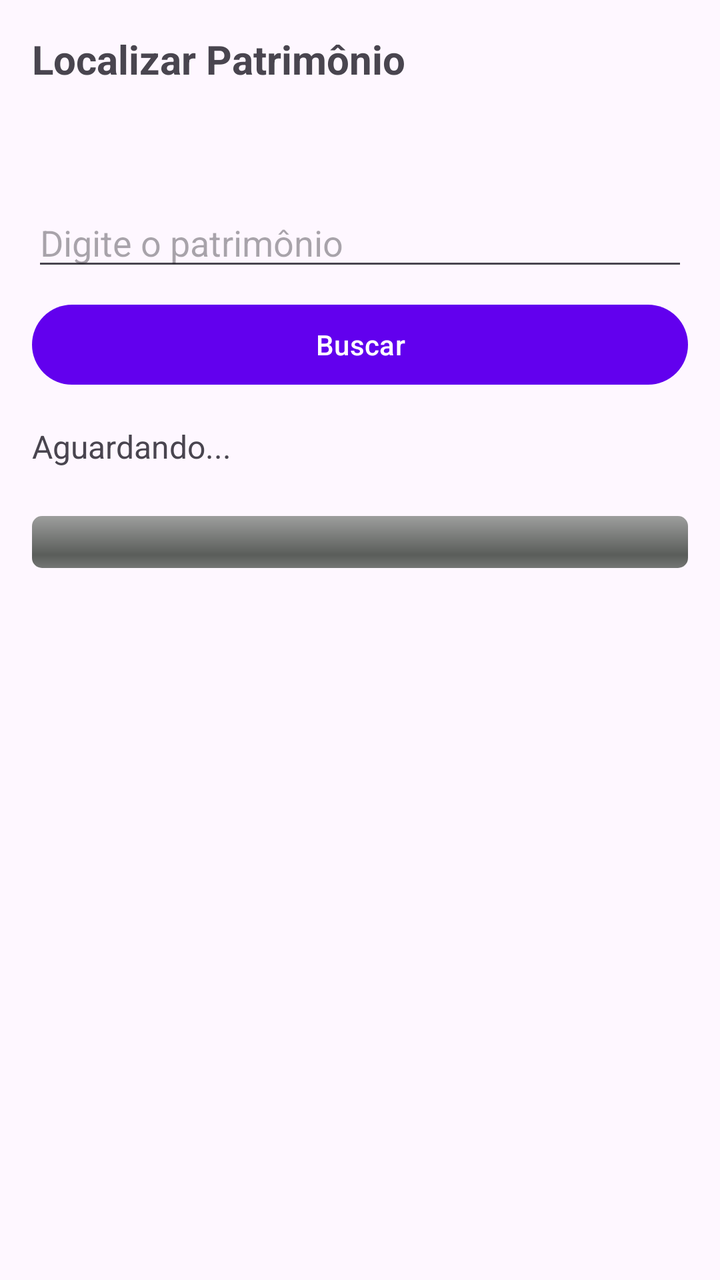
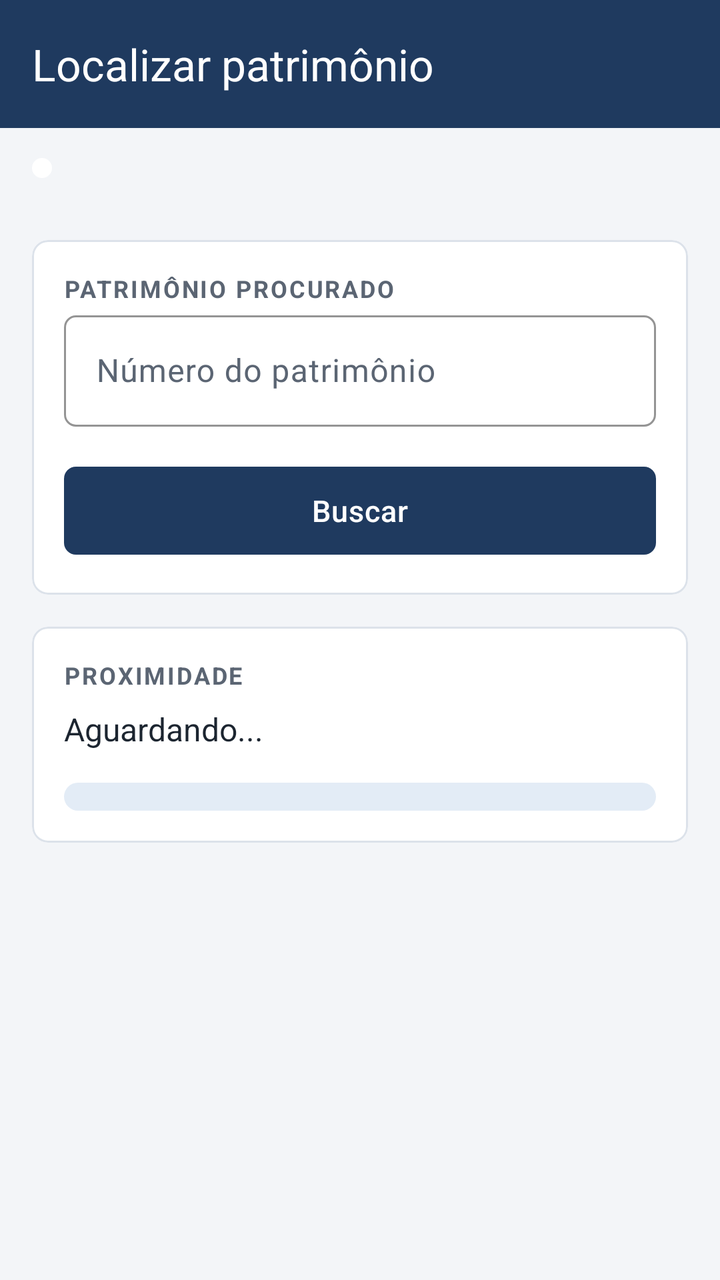

Before-and-after screenshots of an Android layout around one commit, followed by the original layout XML and the change that was made.
<!-- AndroidManifest.xml: application theme Theme.RFIDAndroid -->
<!-- res/layout/activity_localizar.xml -->
<LinearLayout xmlns:android="http://schemas.android.com/apk/res/android"
    android:orientation="vertical"
    android:padding="16dp"
    android:layout_width="match_parent"
    android:layout_height="match_parent">

    <TextView
        android:text="Localizar Patrimônio"
        android:textSize="20sp"
        android:textStyle="bold"
        android:layout_width="wrap_content"
        android:layout_height="wrap_content"/>

    <include
        layout="@layout/include_estado_leitor"
        android:layout_marginTop="8dp"
        android:layout_width="match_parent"
        android:layout_height="wrap_content"/>

    <EditText
        android:id="@+id/edtPatrimonio"
        android:hint="Digite o patrimônio"
        android:layout_width="match_parent"
        android:layout_height="wrap_content"
        android:layout_marginTop="12dp"/>

    <Button
        android:id="@+id/btnBuscar"
        android:text="Buscar"
        android:layout_width="match_parent"
        android:layout_height="wrap_content"
        android:layout_marginTop="8dp"/>

    <TextView
        android:id="@+id/txtStatus"
        android:text="Aguardando..."
        android:textSize="16sp"
        android:layout_marginTop="16dp"
        android:layout_width="wrap_content"
        android:layout_height="wrap_content"/>

    <ProgressBar
        android:id="@+id/progressDistancia"
        style="@android:style/Widget.ProgressBar.Horizontal"
        android:max="100"
        android:progress="0"
        android:layout_marginTop="24dp"
        android:layout_width="match_parent"
        android:layout_height="26dp"/>


</LinearLayout>
<!-- res/layout/include_estado_leitor.xml (included above) -->
<?xml version="1.0" encoding="utf-8"?>
<LinearLayout xmlns:android="http://schemas.android.com/apk/res/android"
    android:id="@+id/painelEstadoLeitor"
    android:orientation="horizontal"
    android:gravity="center_vertical"
    android:paddingStart="8dp"
    android:paddingEnd="8dp"
    android:minHeight="36dp"
    android:layout_width="match_parent"
    android:layout_height="wrap_content">

    <TextView
        android:id="@+id/txtEstadoLeitor"
        android:textStyle="bold"
        android:layout_width="0dp"
        android:layout_weight="1"
        android:layout_height="wrap_content"/>

    <Button
        android:id="@+id/btnReconectarLeitor"
        style="@style/Widget.Material3.Button.TextButton"
        android:text="Reconectar"
        android:visibility="gone"
        android:layout_width="wrap_content"
        android:layout_height="wrap_content"/>
</LinearLayout>
<!-- resources referenced by this layout -->
<resources>
  <style name="Theme.RFIDAndroid" parent="Theme.Material3.DayNight.NoActionBar">
  
      
          <item name="colorPrimary">@color/purple_500</item>
          <item name="colorPrimaryVariant">@color/purple_700</item>
          <item name="colorOnPrimary">@color/white</item>
          
          <item name="colorSecondary">@color/teal_200</item>
          <item name="colorSecondaryVariant">@color/teal_700</item>
          <item name="colorOnSecondary">@color/black</item>
          
          <item name="android:statusBarColor">?attr/colorPrimaryVariant</item>
          
      </style>
  <color name="purple_500">#FF6200EE</color>
  <color name="purple_700">#FF3700B3</color>
  <color name="teal_200">#FF03DAC5</color>
  <color name="teal_700">#FF018786</color>
  <color name="black">#FF000000</color>
  <!-- unchanged entries left out for length: 1 -->
</resources>

<!-- the commit's change to res/layout/activity_localizar.xml (unified diff, before → after) -->
@@ -1,54 +1,101 @@
 <LinearLayout xmlns:android="http://schemas.android.com/apk/res/android"
+    xmlns:app="http://schemas.android.com/apk/res-auto"
     android:orientation="vertical"
-    android:padding="16dp"
+    android:background="@color/fundo"
     android:layout_width="match_parent"
     android:layout_height="match_parent">
 
-    <TextView
-        android:text="Localizar Patrimônio"
-        android:textSize="20sp"
-        android:textStyle="bold"
-        android:layout_width="wrap_content"
+    <com.google.android.material.appbar.MaterialToolbar
+        style="@style/Widget.RFID.Barra"
+        app:title="Localizar patrimônio"
+        android:layout_width="match_parent"
         android:layout_height="wrap_content"/>
 
     <include
         layout="@layout/include_estado_leitor"
-        android:layout_marginTop="8dp"
         android:layout_width="match_parent"
         android:layout_height="wrap_content"/>
 
-    <EditText
-        android:id="@+id/edtPatrimonio"
-        android:hint="Digite o patrimônio"
+    <com.google.android.material.card.MaterialCardView
+        android:layout_margin="16dp"
         android:layout_width="match_parent"
-        android:layout_height="wrap_content"
-        android:layout_marginTop="12dp"/>
+        android:layout_height="wrap_content">
 
-    <Button
-        android:id="@+id/btnBuscar"
-        android:text="Buscar"
+        <LinearLayout
+            android:orientation="vertical"
+            android:padding="16dp"
+            android:layout_width="match_parent"
+            android:layout_height="wrap_content">
+
+            <TextView
+                android:text="Patrimônio procurado"
+                android:textAppearance="@style/Texto.RFID.Secao"
+                android:layout_width="wrap_content"
+                android:layout_height="wrap_content"/>
+
+            <com.google.android.material.textfield.TextInputLayout
+                android:hint="Número do patrimônio"
+                android:layout_width="match_parent"
+                android:layout_height="wrap_content">
+
+                <com.google.android.material.textfield.TextInputEditText
+                    android:id="@+id/edtPatrimonio"
+                    android:inputType="text"
+                    android:layout_width="match_parent"
+                    android:layout_height="wrap_content"/>
+            </com.google.android.material.textfield.TextInputLayout>
+
+            <Button
+                android:id="@+id/btnBuscar"
+                android:text="Buscar"
+                android:layout_marginTop="16dp"
+                android:layout_width="match_parent"
+                android:layout_height="wrap_content"/>
+        </LinearLayout>
+    </com.google.android.material.card.MaterialCardView>
+
+    <com.google.android.material.card.MaterialCardView
+        android:layout_marginStart="16dp"
+        android:layout_marginEnd="16dp"
         android:layout_width="match_parent"
-        android:layout_height="wrap_content"
-        android:layout_marginTop="8dp"/>
+        android:layout_height="wrap_content">
 
-    <TextView
-        android:id="@+id/txtStatus"
-        android:text="Aguardando..."
-        android:textSize="16sp"
-        android:layout_marginTop="16dp"
-        android:layout_width="wrap_content"
-        android:layout_height="wrap_content"/>
+        <LinearLayout
+            android:orientation="vertical"
+            android:padding="16dp"
+            android:layout_width="match_parent"
+            android:layout_height="wrap_content">
 
-    <ProgressBar
-        android:id="@+id/progressDistancia"
-        style="@android:style/Widget.ProgressBar.Horizontal"
-        android:max="100"
-        android:progress="0"
-        android:layout_marginTop="24dp"
-        android:layout_width="match_parent"
-        android:layout_height="26dp"/>
+            <TextView
+                android:text="Proximidade"
+                android:textAppearance="@style/Texto.RFID.Secao"
+                android:layout_width="wrap_content"
+                android:layout_height="wrap_content"/>
 
+            <TextView
+                android:id="@+id/txtStatus"
+                android:text="Aguardando..."
+                android:textColor="@color/texto"
+                android:textSize="16sp"
+                android:layout_marginTop="8dp"
+                android:layout_width="wrap_content"
+                android:layout_height="wrap_content"/>
 
+            
+            <com.google.android.material.progressindicator.LinearProgressIndicator
+                android:id="@+id/progressDistancia"
+                android:max="100"
+                android:progress="0"
+                app:trackThickness="14dp"
+                app:trackCornerRadius="7dp"
+                app:trackStopIndicatorSize="0dp"
+                app:indicatorColor="@color/marinho"
+                app:trackColor="@color/azul_claro"
+                android:layout_marginTop="16dp"
+                android:layout_width="match_parent"
+                android:layout_height="wrap_content"/>
+        </LinearLayout>
+    </com.google.android.material.card.MaterialCardView>
 </LinearLayout>
 <!-- res/layout/include_estado_leitor.xml (included above) -->
 <?xml version="1.0" encoding="utf-8"?>
@@ -56,22 +103,31 @@
     android:id="@+id/painelEstadoLeitor"
     android:orientation="horizontal"
     android:gravity="center_vertical"
-    android:paddingStart="8dp"
+    android:paddingStart="16dp"
     android:paddingEnd="8dp"
-    android:minHeight="36dp"
+    android:minHeight="40dp"
     android:layout_width="match_parent"
     android:layout_height="wrap_content">
+
+    
+    <View
+        android:id="@+id/marcaEstadoLeitor"
+        android:background="@drawable/marca_estado"
+        android:layout_marginEnd="10dp"
+        android:layout_width="10dp"
+        android:layout_height="10dp"/>
 
     <TextView
         android:id="@+id/txtEstadoLeitor"
         android:textStyle="bold"
+        android:textSize="14sp"
         android:layout_width="0dp"
         android:layout_weight="1"
         android:layout_height="wrap_content"/>
 
     <Button
         android:id="@+id/btnReconectarLeitor"
-        style="@style/Widget.Material3.Button.TextButton"
+        style="@style/Widget.RFID.Botao.Texto"
         android:text="Reconectar"
         android:visibility="gone"
         android:layout_width="wrap_content"
<!-- resource entries referenced after the edit -->
@@ -1,24 +1,105 @@
 <!-- resources referenced by this layout -->
 <resources>
-  <style name="Theme.RFIDAndroid" parent="Theme.Material3.DayNight.NoActionBar">
+  <color name="azul_claro">#FFE3ECF6</color>
+  <color name="fundo">#FFF3F5F8</color>
+  <color name="marinho">#FF1F3A5F</color>
+  <color name="texto">#FF1C2530</color>
+  <!-- drawable marca_estado (drawable) -->
+  <?xml version="1.0" encoding="utf-8"?>
+  <shape xmlns:android="http://schemas.android.com/apk/res/android" android:shape="oval">
+      <solid android:color="@color/white"/>
+  </shape>
+  <style name="Texto.RFID.Secao" parent="">
+          <item name="android:textSize">12sp</item>
+          <item name="android:textStyle">bold</item>
+          <item name="android:textAllCaps">true</item>
+          <item name="android:letterSpacing">0.08</item>
+          <item name="android:textColor">@color/texto_secundario</item>
+      </style>
+  <style name="Widget.RFID.Barra" parent="Widget.Material3.Toolbar">
+          <item name="android:background">@color/marinho</item>
+          <item name="titleTextColor">@color/white</item>
+          <item name="subtitleTextColor">#CCFFFFFF</item>
+          <item name="android:minHeight">?attr/actionBarSize</item>
+          <item name="android:theme">@style/ThemeOverlay.Material3.Dark.ActionBar</item>
+      </style>
+  <style name="Widget.RFID.Botao.Texto" parent="Widget.Material3.Button.TextButton">
+          <item name="android:textColor">@color/azul</item>
+      </style>
+  <style name="Theme.RFIDAndroid" parent="Theme.Material3.Light.NoActionBar">
+          <item name="colorPrimary">@color/marinho</item>
+          <item name="colorOnPrimary">@color/white</item>
+          <item name="colorPrimaryContainer">@color/azul_claro</item>
+          <item name="colorOnPrimaryContainer">@color/marinho_escuro</item>
+          <item name="colorSecondary">@color/azul</item>
+          <item name="colorOnSecondary">@color/white</item>
+          <item name="colorSecondaryContainer">@color/azul_claro</item>
+          <item name="colorOnSecondaryContainer">@color/marinho_escuro</item>
+          <item name="colorError">@color/erro</item>
+          <item name="colorOutline">@color/borda</item>
+          <item name="colorOutlineVariant">@color/borda</item>
+          <item name="colorSurface">@color/superficie</item>
+          <item name="colorOnSurface">@color/texto</item>
+          <item name="colorOnSurfaceVariant">@color/texto_secundario</item>
+          <item name="colorSurfaceContainerHighest">@color/superficie</item>
+          <item name="android:colorBackground">@color/fundo</item>
+          <item name="android:textColorPrimary">@color/texto</item>
+          <item name="android:textColorSecondary">@color/texto_secundario</item>
   
-      
-          <item name="colorPrimary">@color/purple_500</item>
-          <item name="colorPrimaryVariant">@color/purple_700</item>
-          <item name="colorOnPrimary">@color/white</item>
-          
-          <item name="colorSecondary">@color/teal_200</item>
-          <item name="colorSecondaryVariant">@color/teal_700</item>
-          <item name="colorOnSecondary">@color/black</item>
-          
-          <item name="android:statusBarColor">?attr/colorPrimaryVariant</item>
-          
+          <item name="android:statusBarColor">@color/marinho_escuro</item>
+          <item name="android:windowLightStatusBar">false</item>
+          <item name="android:navigationBarColor">@color/marinho_escuro</item>
+  
+          <item name="materialButtonStyle">@style/Widget.RFID.Botao</item>
+          <item name="materialButtonOutlinedStyle">@style/Widget.RFID.Botao.Contorno</item>
+          <item name="textInputStyle">@style/Widget.RFID.Campo</item>
+          <item name="materialCardViewStyle">@style/Widget.RFID.Cartao</item>
+          <item name="tabStyle">@style/Widget.RFID.Abas</item>
+          <item name="checkboxStyle">@style/Widget.Material3.CompoundButton.CheckBox</item>
       </style>
-  <color name="purple_500">#FF6200EE</color>
-  <color name="purple_700">#FF3700B3</color>
-  <color name="teal_200">#FF03DAC5</color>
-  <color name="teal_700">#FF018786</color>
-  <color name="black">#FF000000</color>
+  <color name="texto_secundario">#FF5B6573</color>
+  <color name="azul">#FF2E6DA4</color>
+  <color name="marinho_escuro">#FF152A45</color>
+  <color name="erro">#FFC62828</color>
+  <color name="borda">#FFDCE2EA</color>
+  <color name="superficie">#FFFFFFFF</color>
+  <style name="Widget.RFID.Botao" parent="Widget.Material3.Button">
+          <item name="shapeAppearance">@style/Forma.RFID.Pequena</item>
+          <item name="android:minHeight">52dp</item>
+          <item name="android:textSize">15sp</item>
+          <item name="android:letterSpacing">0.02</item>
+      </style>
+  <style name="Widget.RFID.Botao.Contorno" parent="Widget.Material3.Button.OutlinedButton">
+          <item name="shapeAppearance">@style/Forma.RFID.Pequena</item>
+          <item name="android:minHeight">52dp</item>
+          <item name="android:textSize">15sp</item>
+          <item name="strokeColor">@color/marinho</item>
+      </style>
+  <style name="Widget.RFID.Campo" parent="Widget.Material3.TextInputLayout.OutlinedBox">
+          <item name="shapeAppearance">@style/Forma.RFID.Pequena</item>
+          <item name="boxStrokeColor">@color/marinho</item>
+          <item name="hintTextColor">@color/marinho</item>
+          <item name="android:layout_marginTop">12dp</item>
+      </style>
+  <style name="Widget.RFID.Cartao" parent="Widget.Material3.CardView.Outlined">
+          <item name="cardBackgroundColor">@color/superficie</item>
+          <item name="strokeColor">@color/borda</item>
+          <item name="cardCornerRadius">8dp</item>
+          <item name="cardElevation">0dp</item>
+      </style>
+  <style name="Widget.RFID.Abas" parent="Widget.Material3.TabLayout">
+          <item name="android:background">@color/superficie</item>
+          <item name="tabIndicatorColor">@color/marinho</item>
+          <item name="tabSelectedTextColor">@color/marinho</item>
+          <item name="tabTextColor">@color/texto_secundario</item>
+          <item name="tabIndicatorFullWidth">true</item>
+          <item name="tabGravity">fill</item>
+          <item name="tabMode">fixed</item>
+      </style>
+  <style name="Forma.RFID.Pequena" parent="">
+          <item name="cornerFamily">rounded</item>
+          <item name="cornerSize">6dp</item>
+      </style>
   <!-- unchanged entries left out for length: 1 -->
 </resources>
 
